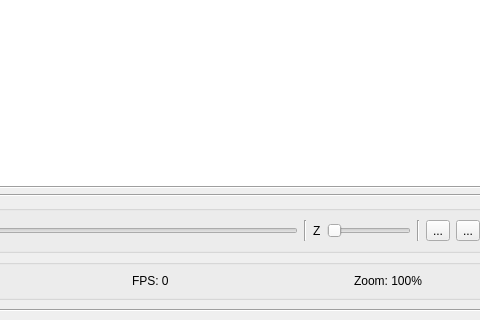
fplewniak/pyDetecDiv, file src/pydetecdiv/app/gui/ui/ImageViewer.ui: the form before one commit; both pictures show x 344 to 824 and y 336 to 656 of the 946 by 656 pixel window.
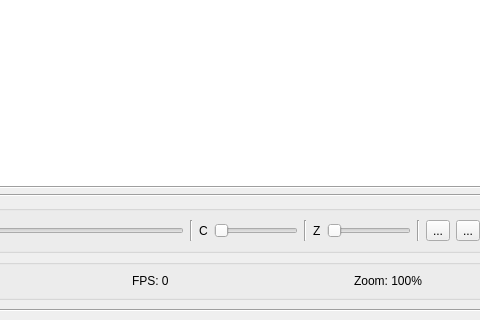
The form after the commit. Icons and pictures are not drawn.

Commit message: Added channel choice slider in ImageViewer

What changed in the file:
```diff
--- a/src/pydetecdiv/app/gui/ui/ImageViewer.ui
+++ b/src/pydetecdiv/app/gui/ui/ImageViewer.ui
@@ -111,6 +111,33 @@
             </property>
            </widget>
           </item>
+          <item>
+           <widget class="Line" name="sep3">
+            <property name="orientation">
+             <enum>Qt::Vertical</enum>
+            </property>
+           </widget>
+          </item>
+          <item>
+           <widget class="QLabel" name="C">
+            <property name="text">
+             <string>C</string>
+            </property>
+           </widget>
+          </item>
+          <item>
+           <widget class="QSlider" name="c_slider">
+            <property name="sizePolicy">
+             <sizepolicy hsizetype="Preferred" vsizetype="Fixed">
+              <horstretch>0</horstretch>
+              <verstretch>0</verstretch>
+             </sizepolicy>
+            </property>
+            <property name="orientation">
+             <enum>Qt::Horizontal</enum>
+            </property>
+           </widget>
+          </item>
           <item>
            <widget class="Line" name="sep1">
             <property name="orientation">
```
Left out of the diff: 17 changed lines with no effect on the pictures. The commit also changes 3 other files.
